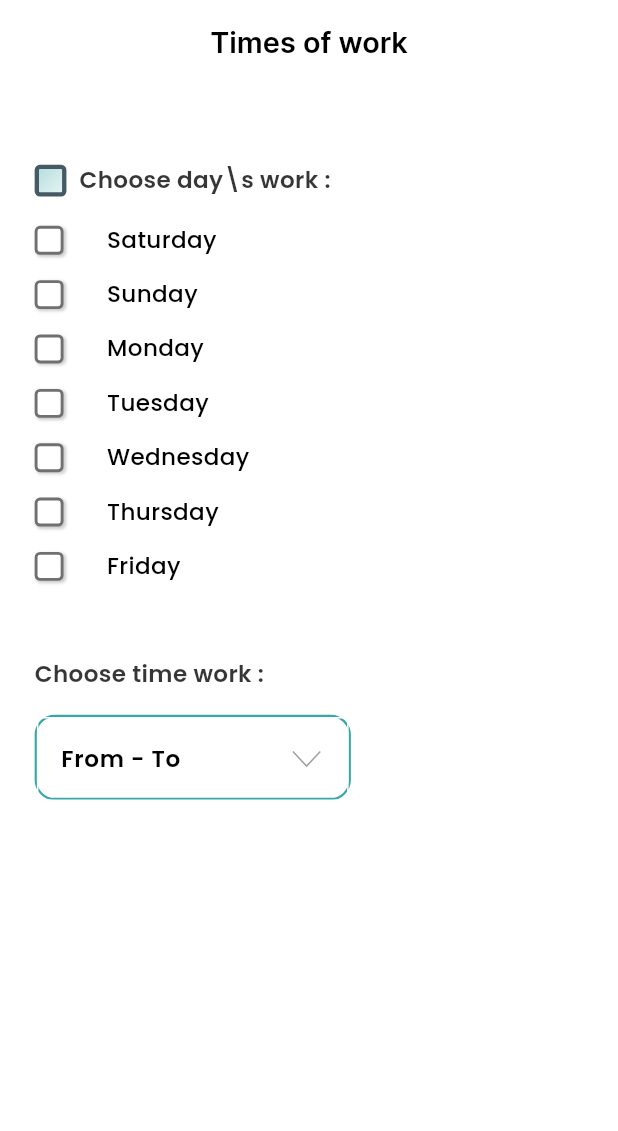
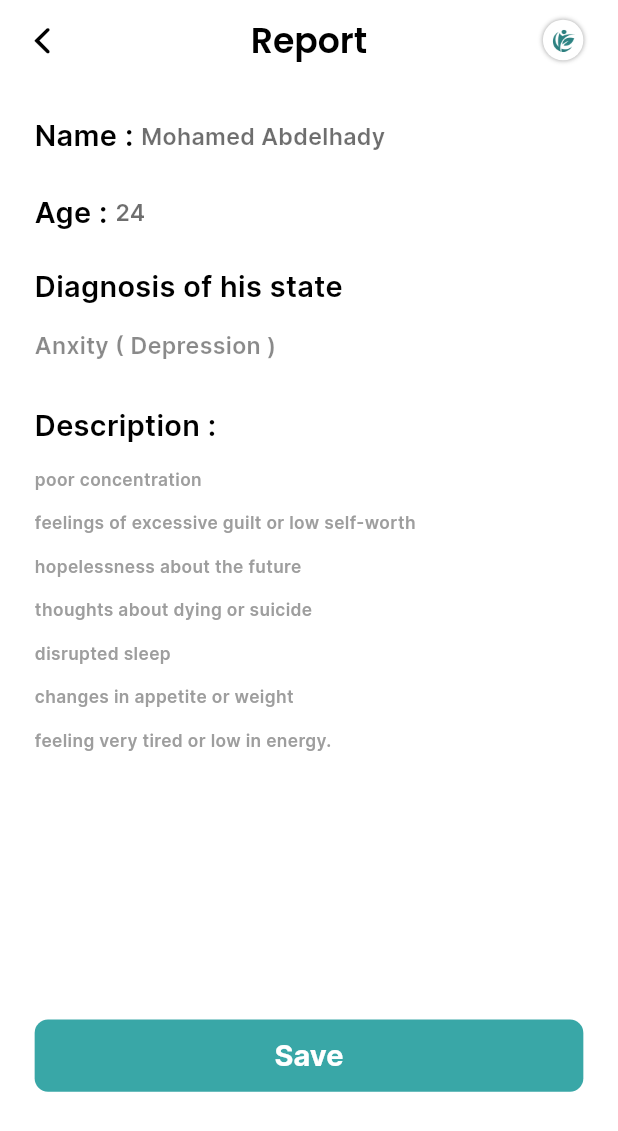
Before and after one commit to MohamedAbdelhaddy021/wameed, a Flutter app: the screen it shows after launch, on a phone screen of 412 x 824 dp. Shown: the top 1131 px of the screen. Run offline on Flutter 3.47's test engine with Material 3 defaults, Android fonts, the phone set to English and light mode, and no system bars; our stand-ins replace cached_network_image, curved_navigation_bar, flutter_screenutil, flutter_svg, pin_code_fields; project files that could hold a hidden picture were left out.

Commit message:
Add schedule,patient info,doctor report pages

```diff
--- a/lib/core/design/arrow_back_button.dart
+++ b/lib/core/design/arrow_back_button.dart
@@ -9,7 +9,9 @@ class ArrowBackButton extends StatelessWidget {
   Widget build(BuildContext context) {
     return IconButton(
       icon: Icon(CupertinoIcons.back, size: 28.w),
-      onPressed: () {},
+      onPressed: () {
+        // Navigator.pop(context);
+      },
       color: Colors.black,
     );
   }
--- /dev/null
+++ b/lib/core/design/custome_app_bar.dart
@@ -0,0 +1,54 @@
+import 'package:flutter/material.dart';
+import 'package:flutter_screenutil/flutter_screenutil.dart';
+
+import '../theming/styles.dart';
+import 'arrow_back_button.dart';
+
+class CustomAppBar extends StatelessWidget implements PreferredSizeWidget {
+  const CustomAppBar({super.key, required this.appBarTitle});
+
+  final String appBarTitle;
+  @override
+  Widget build(BuildContext context) {
+    return AppBar(
+      leading: const ArrowBackButton(),
+      elevation: 0.0,
+      title: Text(
+        appBarTitle,
+        style: TextStyles.poppins24BlackSemiBold,
+      ),
+      actions: [
+        Padding(
+            padding: EdgeInsetsDirectional.only(end: 24.w),
+            child: Container(
+              width: 28.w,
+              height: 28.w,
+              decoration: BoxDecoration(
+                  color: Colors.white,
+                  borderRadius: BorderRadius.circular(15.r),
+                  boxShadow: [
+                    BoxShadow(
+                        offset: const Offset(0, 0),
+                        blurRadius: 2,
+                        color: Colors.black.withOpacity(.25)),
+                    BoxShadow(
+                        offset: const Offset(0, 0),
+                        blurRadius: 2,
+                        color: Colors.black.withOpacity(.15)),
+                  ]),
+              child: Center(
+                child: Image.asset(
+                  "assets/images/help_and_support_screen_logo.png",
+                  width: 16.w,
+                  height: 16.w,
+                ),
+              ),
+            )),
+      ],
+    );
+  }
+
+  @override
+  Size get preferredSize =>  Size.fromHeight(60.h);
+
+}
--- a/lib/main.dart
+++ b/lib/main.dart
@@ -4,6 +4,8 @@ import 'package:flutter_screenutil/flutter_screenutil.dart';
 import 'package:wameed/core/logic/helper_methods.dart';
 import 'package:wameed/views/continue/view.dart';
 import 'package:wameed/views/doctor_registration/view.dart';
+import 'package:wameed/views/doctor_report/view.dart';
+import 'package:wameed/views/doctor_schedule/view.dart';
 import 'package:wameed/views/doctor_settings/view.dart';
 import 'package:wameed/views/forget_password/view.dart';
 import 'package:wameed/views/help_and_support/view.dart';
@@ -12,6 +14,7 @@ import 'package:wameed/views/info_about_doctor/view.dart';
 import 'package:wameed/views/interface/view.dart';
 import 'package:wameed/views/language_setting/view.dart';
 import 'package:wameed/views/login/view.dart';
+import 'package:wameed/views/patient_information/view.dart';
 import 'package:wameed/views/register/view.dart';
 import 'package:wameed/views/reset_password/view.dart';
 import 'package:wameed/views/splash/view.dart';
@@ -20,12 +23,12 @@ import 'package:wameed/views/verfication_otp_code/view.dart';
 
 void main() {
   runApp(const MyApp());
-  // SystemChrome.setSystemUIOverlayStyle(
-  //   const SystemUiOverlayStyle(
-  //     statusBarColor: Colors.white, // status bar color
-  //     statusBarIconBrightness: Brightness.dark,
-  //   ),
-  // );
+  SystemChrome.setSystemUIOverlayStyle(
+    const SystemUiOverlayStyle(
+      statusBarColor: Colors.white, // status bar color
+      statusBarIconBrightness: Brightness.dark,
+    ),
+  );
 }
 
 class MyApp extends StatelessWidget {
@@ -60,7 +63,7 @@ class MyApp extends StatelessWidget {
           ),
 
         ),
-        home: const TimesOfWorkView(),
+        home: const DoctorReportView(),
       ),
     );
   }
--- /dev/null
+++ b/lib/views/doctor_report/view.dart
@@ -0,0 +1,101 @@
+import 'package:flutter/material.dart';
+import 'package:flutter_screenutil/flutter_screenutil.dart';
+import 'package:wameed/core/design/app_filled_button.dart';
+import 'package:wameed/core/design/custome_app_bar.dart';
+
+import '../../core/theming/styles.dart';
+
+class DoctorReportView extends StatefulWidget {
+  const DoctorReportView({super.key});
+
+  @override
+  State<DoctorReportView> createState() => _DoctorReportViewState();
+}
+
+class _DoctorReportViewState extends State<DoctorReportView> {
+  List<String> list = [
+    "poor concentration",
+    "feelings of excessive guilt or low self-worth",
+    "hopelessness about the future",
+    "thoughts about dying or suicide",
+    "disrupted sleep",
+    "changes in appetite or weight",
+    "feeling very tired or low in energy.",
+  ];
+  @override
+  Widget build(BuildContext context) {
+    return Scaffold(
+      appBar: const CustomAppBar(appBarTitle: "Report"),
+      body: ListView(
+        padding: EdgeInsets.symmetric(horizontal: 24.w),
+        children: [
+          Padding(
+            padding: EdgeInsets.only(top: 24.w),
+            child: Row(
+              children: [
+                Text(
+                  "Name : ",
+                  style: TextStyles.inter20BlackSemiBold,
+                ),
+                Text(
+                  "Mohamed Abdelhady",
+                  style: TextStyles.inter16Medium.copyWith(
+                      color: Colors.black.withOpacity(.57),
+                      fontWeight: FontWeight.w600),
+                ),
+              ],
+            ),
+          ),
+          Padding(
+            padding: EdgeInsets.only(top: 24.w),
+            child: Row(
+              children: [
+                Text(
+                  "Age : ",
+                  style: TextStyles.inter20BlackSemiBold,
+                ),
+                Text(
+                  "24",
+                  style: TextStyles.inter16Medium.copyWith(
+                      color: Colors.black.withOpacity(.57),
+                      fontWeight: FontWeight.w600),
+                ),
+              ],
+            ),
+          ),
+          SizedBox(height: 24.h,),
+          Text(
+            "Diagnosis of his state",
+            style: TextStyles.inter20BlackSemiBold,
+          ),
+          SizedBox(height: 16.h,),
+          Text(
+            "Anxity ( Depression )",
+            style: TextStyles.inter16Medium.copyWith(color: Colors.black.withOpacity(.46),fontWeight: FontWeight.w600),
+          ),
+          SizedBox(height: 32.h,),
+          Text(
+            "Description :",
+            style: TextStyles.inter20BlackSemiBold,
+          ),
+          SizedBox(height: 16.h,),
+          ...List.generate(list.length, (index) => Padding(
+            padding: const EdgeInsets.only(bottom: 12.0),
+            child: Row(
+              children: [
+                Text(
+                  list[index],
+                  maxLines: 1,
+                  style: TextStyles.inter20BlackSemiBold.copyWith(
+                      color: Colors.grey, fontSize: 12.sp),
+                )
+              ],
+            ),
+          )),
+          SizedBox(height: MediaQuery.of(context).size.height/5,),
+          AppFilledButton(text: "Save", onPressed: (){}),
+        ],
+      ),
+    );
+  }
+}
--- a/lib/views/times_of_work/view.dart
+++ b/lib/views/times_of_work/view.dart
@@ -1,6 +1,7 @@
 import 'package:flutter/material.dart';
 import 'package:flutter_screenutil/flutter_screenutil.dart';
 import 'package:flutter_svg/flutter_svg.dart';
+import 'package:wameed/core/design/app_filled_button.dart';
 import 'package:wameed/core/theming/styles.dart';
 
 class TimesOfWorkView extends StatefulWidget {
@@ -11,8 +12,6 @@ class TimesOfWorkView extends StatefulWidget {
 }
 
 class _TimesOfWorkViewState extends State<TimesOfWorkView> {
-  bool allIsChecked = false;
-
   @override
   Widget build(BuildContext context) {
     return Scaffold(
@@ -24,36 +23,35 @@ class _TimesOfWorkViewState extends State<TimesOfWorkView> {
       ),
       body: Padding(
         padding: EdgeInsetsDirectional.only(start: 24.w, top: 60.h),
+        child: SingleChildScrollView(
           child: Column(
             crossAxisAlignment: CrossAxisAlignment.start,
             children: [
               Row(
                 children: [
                   Container(
-                  width: 22.w,
-                  height: 22.w,
+                    width: 20.w,
+                    height: 20.w,
                     decoration: BoxDecoration(
                       gradient: LinearGradient(
                         colors: [
                           Theme.of(context).primaryColor.withOpacity(.4),
                           Theme.of(context).primaryColor.withOpacity(.1),
                         ],
-                      begin: AlignmentDirectional.topStart,
-                      end: AlignmentDirectional.bottomEnd,
+                        begin: AlignmentDirectional.topCenter,
+                        end: AlignmentDirectional.bottomCenter,
                       ),
+                      color: const Color(0xffBFDFDF).withOpacity(.48),
                       borderRadius: BorderRadius.circular(4.r),
                       border: Border.all(
-                      width: 3.w,
+                        width: 2.w,
                         color: const Color(0xff455A64),
                       ),
                     ),
                     child: Checkbox(
-                    value: allIsChecked,
+                      value: true,
                       side: BorderSide.none,
-                    onChanged: (value) {
-                      allIsChecked = value!;
-                      setState(() {});
-                    },
+                      onChanged: (value) {},
                       fillColor: MaterialStateProperty.all(Colors.transparent),
                       checkColor: Theme.of(context).primaryColor,
                       shape: RoundedRectangleBorder(
@@ -75,25 +73,25 @@ class _TimesOfWorkViewState extends State<TimesOfWorkView> {
               SizedBox(
                 height: 20.h,
               ),
-            _Item(
+              const _Item(
                 dayTitle: "Saturday",
-              isChecked: allIsChecked,
+              ),
+              const _Item(
+                dayTitle: "Sunday",
+              ),
+              const _Item(
+                dayTitle: "Monday",
               ),
               _Item(
-              dayTitle: "Sunday",
-              isChecked: allIsChecked,
-            ),
-            _Item(dayTitle: "Monday", isChecked: allIsChecked),
-            _Item(
                 dayTitle: "Tuesday",
-              isChecked: allIsChecked,
               ),
               _Item(
                 dayTitle: "Wednesday",
-              isChecked: allIsChecked,
               ),
-            _Item(dayTitle: "Thursday", isChecked: allIsChecked),
-            _Item(dayTitle: "Friday", isChecked: allIsChecked),
+              _Item(dayTitle: "Thursday"),
+              _Item(
+                dayTitle: "Friday",
+              ),
               SizedBox(
                 height: 40.h,
               ),
@@ -112,14 +110,18 @@ class _TimesOfWorkViewState extends State<TimesOfWorkView> {
                   decoration: BoxDecoration(
                       border: Border.all(
                         color: Theme.of(context).primaryColor,
-                      width: 1.5,
+                        width: 2.5,
                       ),
                       borderRadius: BorderRadius.circular(15.r)),
                   child: Center(
                     child: DropdownMenu(
                       width: 219.w,
-                    menuHeight: 162.h,
-
+                      menuHeight: 100.h,
+                      inputDecorationTheme: InputDecorationTheme(
+                          border: const OutlineInputBorder(
+                              borderSide: BorderSide.none),
+                          contentPadding:
+                              EdgeInsetsDirectional.only(start: 12.w)),
                       menuStyle: MenuStyle(
                         visualDensity: VisualDensity.comfortable,
                         shape: MaterialStateProperty.all(
@@ -127,27 +129,45 @@ class _TimesOfWorkViewState extends State<TimesOfWorkView> {
                             borderRadius: BorderRadius.circular(15.r),
                             side: BorderSide(
                                 color: Theme.of(context).primaryColor,
-                                width: 1.5),
+                                width: 2.5),
                           ),
                         ),
                         elevation: MaterialStateProperty.all(0.0),
-                      surfaceTintColor: MaterialStateProperty.all(Theme.of(context).primaryColor.withOpacity(.20)),
-                      padding: MaterialStateProperty.all(EdgeInsetsDirectional.symmetric(horizontal: 20.w,vertical: 10.h))
+                        padding: MaterialStateProperty.all(
+                          EdgeInsetsDirectional.symmetric(
+                            horizontal: 10.w,
+                          ),
+                        ),
                       ),
                       hintText: "From - To",
-                    textStyle: TextStyles.poppins16BlackSemiBold
-                        .copyWith(color: Colors.black.withOpacity(.75)),
+                      textStyle: TextStyles.poppins16BlackSemiBold.copyWith(
+                        color: Colors.black.withOpacity(.75),
+                      ),
                       trailingIcon:
                           SvgPicture.asset("assets/icons/svgs/arrow_down.svg"),
+                      selectedTrailingIcon:
+                          SvgPicture.asset("assets/icons/svgs/arrow_up.svg"),
                       dropdownMenuEntries: const [
-                      DropdownMenuEntry(value: 1, label: "9:00 am : 10:00 am",),
+                        DropdownMenuEntry(
+                          value: 1,
+                          label: "9:00 am : 10:00 am",
+                        ),
                         DropdownMenuEntry(value: 1, label: "9 : 10 AM"),
                         DropdownMenuEntry(value: 1, label: "9 : 10 AM"),
                         DropdownMenuEntry(value: 1, label: "9 : 10 AM"),
                       ],
                     ),
-                ))
+                  )),
+              SizedBox(
+                height: MediaQuery.of(context).size.height / 6,
+              ),
+              AppFilledButton(
+                text: "Back",
+                onPressed: () {},
+                fontFamily: "poppins",
+              ),
             ],
+          ),
         ),
       ),
     );
@@ -155,16 +175,20 @@ class _TimesOfWorkViewState extends State<TimesOfWorkView> {
 }
 
 class _Item extends StatefulWidget {
-  _Item({super.key, required this.dayTitle, required this.isChecked});
+  const _Item({
+    super.key,
+    required this.dayTitle,
+  });
 
   final String dayTitle;
-  late bool isChecked;
 
   @override
   State<_Item> createState() => _ItemState();
 }
 
 class _ItemState extends State<_Item> {
+  bool isChecked = false;
+
   @override
   Widget build(BuildContext context) {
     return Padding(
@@ -172,12 +196,15 @@ class _ItemState extends State<_Item> {
       child: Row(
         children: [
           Container(
-            width: 20.w,
-            height: 20.w,
+            width: 18.w,
+            height: 18.w,
             decoration: BoxDecoration(
                 color: Colors.white,
-                border: Border.all(
+                border: isChecked
+                    ? Border.all(color: const Color(0xffCAE9E1), width: 2)
+                    : Border.all(
                         width: 2.w,
+                        strokeAlign: BorderSide.strokeAlignInside,
                         color: const Color(0xff707070),
                       ),
                 borderRadius: BorderRadius.circular(4.r),
@@ -189,13 +216,16 @@ class _ItemState extends State<_Item> {
                   ),
                 ]),
             child: Checkbox(
-              value: widget.isChecked,
+              value: isChecked,
               side: BorderSide.none,
               onChanged: (value) {
-                widget.isChecked = value!;
+                isChecked = value!;
                 setState(() {});
               },
-              fillColor: MaterialStateProperty.all(Colors.transparent),
+              fillColor: isChecked
+                  ? MaterialStateProperty.all(
+                      const Color(0xff96D9C9).withOpacity(.46))
+                  : MaterialStateProperty.all(Colors.transparent),
               checkColor: Theme.of(context).primaryColor,
               shape: RoundedRectangleBorder(
                 borderRadius: BorderRadius.circular(4.r),
@@ -210,7 +240,8 @@ class _ItemState extends State<_Item> {
             style: TextStyle(
               fontSize: 16.sp,
               fontWeight: FontWeight.w500,
-                fontFamily: "poppins"),
+              fontFamily: "poppins",
+            ),
           )
         ],
       ),
--- a/pubspec.yaml
+++ b/pubspec.yaml
@@ -43,6 +43,7 @@ dependencies:
   flutter_svg: ^2.0.9
   pin_code_fields: ^8.0.1
   cached_network_image: ^3.3.1
+  curved_labeled_navigation_bar: ^2.0.2
 
 dev_dependencies:
   flutter_test:
```
Also changed, not shown: lib/views/doctor_registration/view.dart (+28 -3 lines), lib/views/doctor_schedule/view.dart (added, +161 -0 lines), lib/views/help_and_support/view.dart (+2 -35 lines), lib/views/patient_information/view.dart (added, +191 -0 lines), assets/icons/svgs/arrow_forward.svg (added), assets/icons/svgs/arrow_up.svg (added), assets/images/user.png (added), flutter_01.png (added), pubspec.lock. Lines whose indentation alone changed are shown as unchanged.
